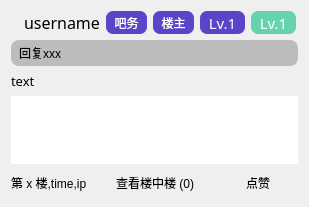
This is resf/comment_view.ui in clb-128258/TiebaDesktop as Qt 5 draws it before an edit. The edited form follows.
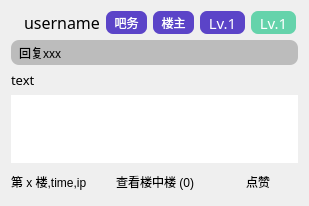
This is the edited form.

```diff
--- a/resf/comment_view.ui
+++ b/resf/comment_view.ui
@@ -328,7 +328,7 @@
        <property name="maximumSize">
         <size>
          <width>16777215</width>
-         <height>16777215</height>
+         <height>25</height>
         </size>
        </property>
        <property name="styleSheet">
```
